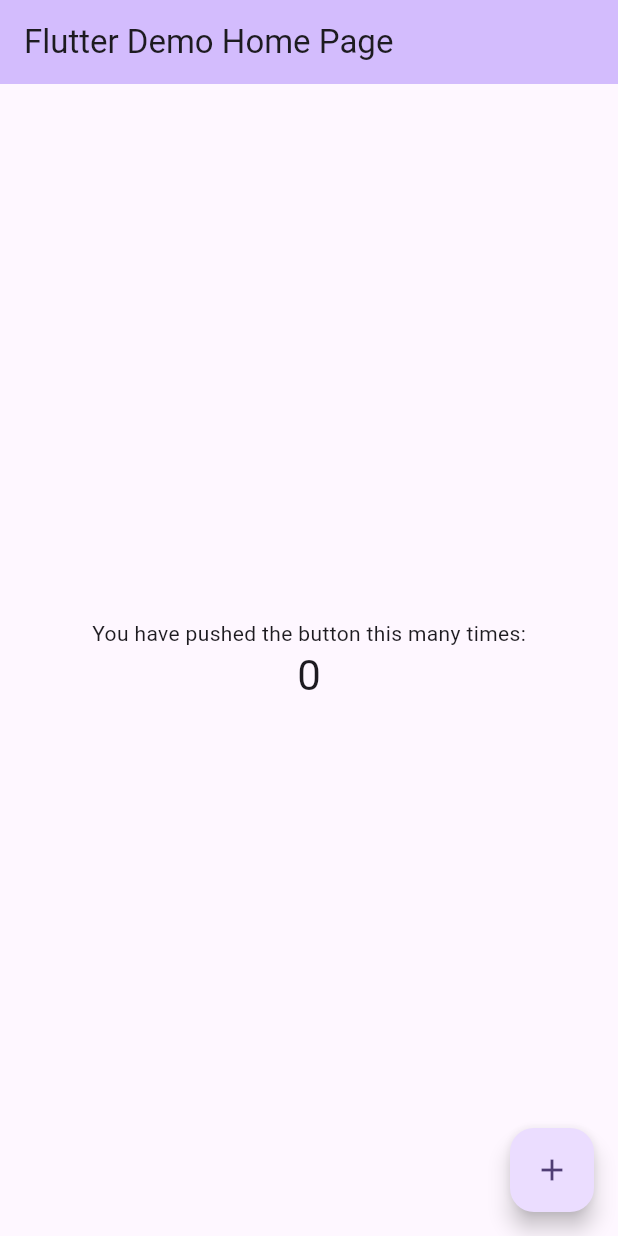
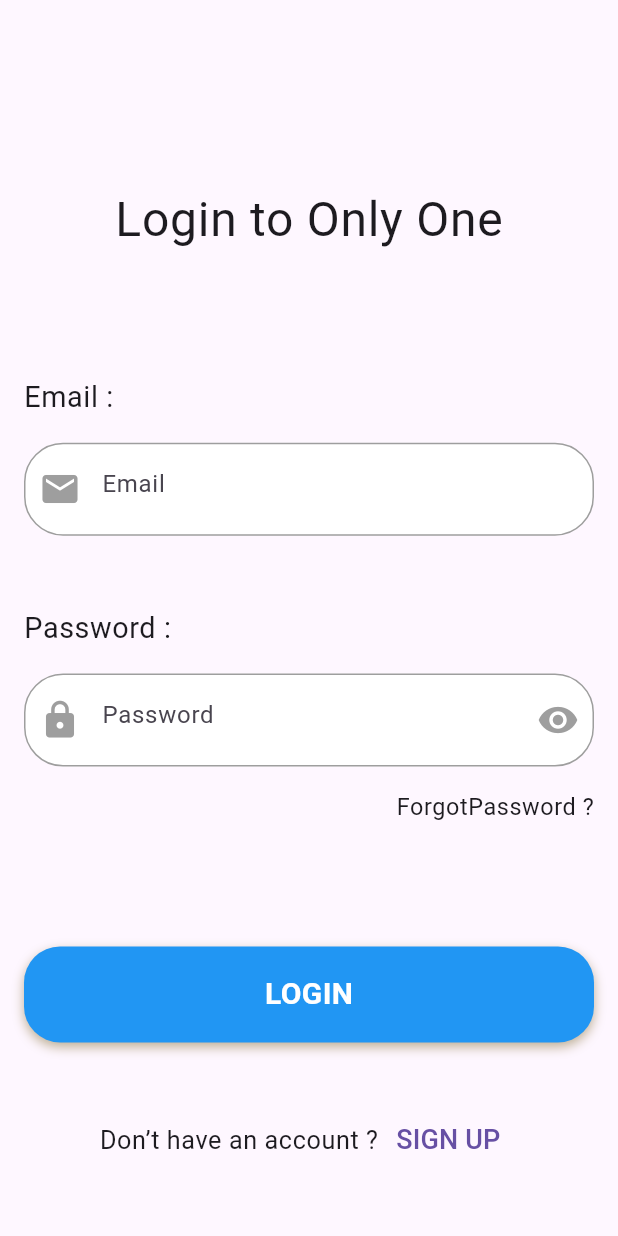
Before and after one commit to abdelrhman20500/shop_smart, a Flutter app: the screen it shows after launch, on a phone screen of 412 x 824 dp. Run offline on Flutter 3.47's test engine with Material 3 defaults, Android fonts, the phone set to English and light mode, and no system bars.

Commit message:
Create Ui For Login And Sign Up Screen

```diff
--- /dev/null
+++ b/lib/Core/utils/app_color.dart
@@ -0,0 +1,13 @@
+
+import 'package:flutter/material.dart';
+
+class AppColors
+{
+  static  Color primaryColor =  const Color(0xffBDAF95);
+  static  Color scaffoldColor =  const Color(0xffefede9);
+  static  Color textBodyMediumColor =  const Color(0xff806534);
+  static  Color shadowSearchHomeColor =  const Color(0xffbeb198);
+  static  Color myGreen =  Colors.green;
+  static  Color myRed =  Colors.red;
+  static  Color myWhite =  Colors.white;
+}
--- /dev/null
+++ b/lib/Core/utils/custom_bottom.dart
@@ -0,0 +1,45 @@
+import 'package:flutter/material.dart';
+
+import 'app_color.dart';
+
+class CustomButton extends StatelessWidget {
+  const CustomButton({super.key, required this.text, required this.onPressed});
+  final String text;
+  final void Function()? onPressed;
+  final double width= double.infinity;
+  final double height= 64;
+  // final Color? color;
+  final double fontSize = 20;
+  final Color textColor = Colors.white;
+  final bool isUppercase =true;
+  final Color background = Colors.blue;
+  final FontWeight fontWeight = FontWeight.bold;
+  @override
+  Widget build(BuildContext context) {
+    return InkWell(
+      onTap: onPressed,
+      child: Container(
+        width: width,
+        height: height,
+        decoration: BoxDecoration(
+          boxShadow: [
+            BoxShadow(offset: const Offset(0, 3), blurRadius: 6 , color: AppColors.primaryColor),
+          ],
+          borderRadius: BorderRadius.circular(24),
+          color: background,
+        ),
+        child: Center(
+          child: Text(
+            isUppercase ?text.toUpperCase() : text,
+            style: TextStyle(
+                color: textColor,
+                fontSize: fontSize,
+                fontWeight: fontWeight
+            ),
+
+          ),
+        ),
+      ),
+    );
+  }
+}
--- /dev/null
+++ b/lib/Core/utils/custom_text_filed.dart
@@ -0,0 +1,47 @@
+import 'package:flutter/material.dart';
+
+class CustomTextField extends StatelessWidget {
+  const CustomTextField({
+    super.key,
+    required this.hintText,
+    required this.type,
+    this.prefixIcon,
+    this.suffixIcon, required this.controller, this.validator,
+  });
+
+  final String hintText;
+  final TextInputType type;
+  final IconData? prefixIcon;
+  final IconData? suffixIcon;
+  final TextEditingController controller;
+  final String? Function(String?)? validator;
+
+  @override
+  Widget build(BuildContext context) {
+    return SizedBox(
+      height: 62, // Increased height
+      width: double.infinity,
+      child: TextFormField(
+        validator: validator,
+        controller: controller,
+        decoration: InputDecoration(
+          filled: true,
+          fillColor: Colors.white,
+          contentPadding: const EdgeInsets.symmetric(vertical: 25, horizontal: 20), // Adjust padding for increased height
+          focusedBorder: OutlineInputBorder(
+            borderRadius: BorderRadius.circular(26),
+          ),
+          enabledBorder: OutlineInputBorder(
+            borderRadius: BorderRadius.circular(26),
+            borderSide: const BorderSide(color: Colors.grey),
+          ),
+          hintText: hintText,
+          labelStyle: const TextStyle(color:Colors.grey ,fontSize: 22, fontWeight: FontWeight.w500),
+          prefixIcon: Icon(prefixIcon, size: 28, color: Colors.grey,),
+          suffixIcon: Icon(suffixIcon, size: 28,color: Colors.grey,),
+        ),
+        keyboardType: type,
+      ),
+    );
+  }
+}
--- /dev/null
+++ b/lib/Features/authentication/presentation/views/login_screen.dart
@@ -0,0 +1,94 @@
+import 'package:flutter/material.dart';
+import 'package:shop_smart/Core/utils/custom_bottom.dart';
+import 'package:shop_smart/Core/utils/custom_text_filed.dart';
+import 'package:shop_smart/Features/authentication/presentation/views/sign_up_screen.dart';
+
+
+class LoginScreen extends StatelessWidget {
+   LoginScreen({super.key});
+
+   static const String routeName = "LoginScreen";
+
+   final GlobalKey<FormState> formKey = GlobalKey<FormState>();
+  final TextEditingController emailController = TextEditingController();
+  final TextEditingController passwordController = TextEditingController();
+  @override
+  Widget build(BuildContext context) {
+    final height = MediaQuery.of(context).size.height;
+    return Scaffold(
+      body: Center(
+        child: SingleChildScrollView(
+          physics: const BouncingScrollPhysics(),
+          child: Padding(
+            padding: const EdgeInsets.all(16.0),
+            child: Form(
+              key: formKey,
+              child: Column(
+                crossAxisAlignment: CrossAxisAlignment.start,
+                children: [
+                  SizedBox(height: height*0.1,),
+                  Align(
+                    alignment: Alignment.center,
+                    child: Text("Login to Only One",
+                      style:  Theme.of(context).textTheme.bodyLarge?.apply(fontSizeFactor: 2),),),
+                  SizedBox(height: height*0.1),
+                  Text("Email :",
+                    style: Theme.of(context).textTheme.bodySmall?.apply(fontSizeFactor: 1.6),),
+                  SizedBox(height: height*0.02),
+                  CustomTextField(
+                    hintText: "Email",
+                    type: TextInputType.emailAddress,
+                    controller: emailController,
+                    prefixIcon: Icons.email,
+                  ),
+                  SizedBox(height: height*0.06),
+                  Text("Password :", style: Theme.of(context).textTheme.bodySmall?.apply(fontSizeFactor: 1.6),),
+                  SizedBox(height: height*0.02),
+                  CustomTextField(
+                      prefixIcon: Icons.lock,
+                      suffixIcon: Icons.remove_red_eye,
+                      hintText: "Password",
+                      type: TextInputType.text,
+                      controller: passwordController
+                  ),
+                  SizedBox(height: height*0.02),
+                  Row(
+                    mainAxisAlignment: MainAxisAlignment.end,
+                    children:
+                    [
+                      InkWell(
+                        onTap: (){},
+                        child: Text("ForgotPassword ?",
+                          style: Theme.of(context).textTheme.bodySmall?.apply(fontSizeFactor: 1.3),),
+                      )
+                    ],
+                  ),
+                  SizedBox(height: height*0.1),
+                  CustomButton(
+                      text: "LogIn",
+                      onPressed: (){},
+                  ),
+                  SizedBox(height: height*0.05),
+                  Row(
+                    mainAxisAlignment: MainAxisAlignment.center,
+                    children: [
+                      Text("Don’t have an account ?",
+                        style: Theme.of(context).textTheme.bodySmall?.apply(fontSizeFactor: 1.4),),
+                      TextButton(
+                        style: Theme.of(context).textButtonTheme.style,
+                        onPressed: (){
+                          Navigator.pushNamed(context, SignUpScreen.routeName);
+                        },
+                        child: const Text("SIGN UP",style: TextStyle(fontSize: 18),),
+                      ),
+                    ],
+                  ),
+                ],
+              ),
+            ),
+          ),
+        ),
+      ),
+    );
+  }
+}
--- a/lib/main.dart
+++ b/lib/main.dart
@@ -1,4 +1,6 @@
 import 'package:flutter/material.dart';
+import 'package:shop_smart/Features/authentication/presentation/views/login_screen.dart';
+import 'package:shop_smart/Features/authentication/presentation/views/sign_up_screen.dart';
 
 void main() {
   runApp(const MyApp());
@@ -10,115 +12,12 @@ class MyApp extends StatelessWidget {
   @override
   Widget build(BuildContext context) {
     return MaterialApp(
-      title: 'Flutter Demo',
-      theme: ThemeData(
-        // This is the theme of your application.
-        //
-        // TRY THIS: Try running your application with "flutter run". You'll see
-        // the application has a purple toolbar. Then, without quitting the app,
-        // try changing the seedColor in the colorScheme below to Colors.green
-        // and then invoke "hot reload" (save your changes or press the "hot
-        // reload" button in a Flutter-supported IDE, or press "r" if you used
-        // the command line to start the app).
-        //
-        // Notice that the counter didn't reset back to zero; the application
-        // state is not lost during the reload. To reset the state, use hot
-        // restart instead.
-        //
-        // This works for code too, not just values: Most code changes can be
-        // tested with just a hot reload.
-        colorScheme: ColorScheme.fromSeed(seedColor: Colors.deepPurple),
-        useMaterial3: true,
-      ),
-      home: const MyHomePage(title: 'Flutter Demo Home Page'),
+      debugShowCheckedModeBanner: false,
+      routes: {
+        LoginScreen.routeName:(_)=>LoginScreen(),
+        SignUpScreen.routeName:(_)=>SignUpScreen(),
+      },
+      initialRoute: LoginScreen.routeName,
     );
   }
 }
-
-class MyHomePage extends StatefulWidget {
-  const MyHomePage({super.key, required this.title});
-
-  // This widget is the home page of your application. It is stateful, meaning
-  // that it has a State object (defined below) that contains fields that affect
-  // how it looks.
-
-  // This class is the configuration for the state. It holds the values (in this
-  // case the title) provided by the parent (in this case the App widget) and
-  // used by the build method of the State. Fields in a Widget subclass are
-  // always marked "final".
-
-  final String title;
-
-  @override
-  State<MyHomePage> createState() => _MyHomePageState();
-}
-
-class _MyHomePageState extends State<MyHomePage> {
-  int _counter = 0;
-
-  void _incrementCounter() {
-    setState(() {
-      // This call to setState tells the Flutter framework that something has
-      // changed in this State, which causes it to rerun the build method below
-      // so that the display can reflect the updated values. If we changed
-      // _counter without calling setState(), then the build method would not be
-      // called again, and so nothing would appear to happen.
-      _counter++;
-    });
-  }
-
-  @override
-  Widget build(BuildContext context) {
-    // This method is rerun every time setState is called, for instance as done
-    // by the _incrementCounter method above.
-    //
-    // The Flutter framework has been optimized to make rerunning build methods
-    // fast, so that you can just rebuild anything that needs updating rather
-    // than having to individually change instances of widgets.
-    return Scaffold(
-      appBar: AppBar(
-        // TRY THIS: Try changing the color here to a specific color (to
-        // Colors.amber, perhaps?) and trigger a hot reload to see the AppBar
-        // change color while the other colors stay the same.
-        backgroundColor: Theme.of(context).colorScheme.inversePrimary,
-        // Here we take the value from the MyHomePage object that was created by
-        // the App.build method, and use it to set our appbar title.
-        title: Text(widget.title),
-      ),
-      body: Center(
-        // Center is a layout widget. It takes a single child and positions it
-        // in the middle of the parent.
-        child: Column(
-          // Column is also a layout widget. It takes a list of children and
-          // arranges them vertically. By default, it sizes itself to fit its
-          // children horizontally, and tries to be as tall as its parent.
-          //
-          // Column has various properties to control how it sizes itself and
-          // how it positions its children. Here we use mainAxisAlignment to
-          // center the children vertically; the main axis here is the vertical
-          // axis because Columns are vertical (the cross axis would be
-          // horizontal).
-          //
-          // TRY THIS: Invoke "debug painting" (choose the "Toggle Debug Paint"
-          // action in the IDE, or press "p" in the console), to see the
-          // wireframe for each widget.
-          mainAxisAlignment: MainAxisAlignment.center,
-          children: <Widget>[
-            const Text(
-              'You have pushed the button this many times:',
-            ),
-            Text(
-              '$_counter',
-              style: Theme.of(context).textTheme.headlineMedium,
-            ),
-          ],
-        ),
-      ),
-      floatingActionButton: FloatingActionButton(
-        onPressed: _incrementCounter,
-        tooltip: 'Increment',
-        child: const Icon(Icons.add),
-      ), // This trailing comma makes auto-formatting nicer for build methods.
-    );
-  }
-}
--- a/pubspec.yaml
+++ b/pubspec.yaml
@@ -59,9 +59,8 @@ flutter:
   uses-material-design: true
 
   # To add assets to your application, add an assets section, like this:
-  # assets:
-  #   - images/a_dot_burr.jpeg
-  #   - images/a_dot_ham.jpeg
+  assets:
+    - assets/images/
 
   # An image asset can refer to one or more resolution-specific "variants", see
   # https://flutter.dev/to/resolution-aware-images
```
Also changed, not shown: lib/Core/utils/app_string.dart (added, +42 -0 lines), lib/Features/authentication/presentation/views/sign_up_screen.dart (added, +91 -0 lines), assets/images/Export.png (added), assets/images/Group 601.png (added), assets/images/Group 603.png (added), assets/images/app_icon.jpg (added), assets/images/empty favourite.png (added), assets/images/empty1.png (added), assets/images/empty_orders.png (added).
